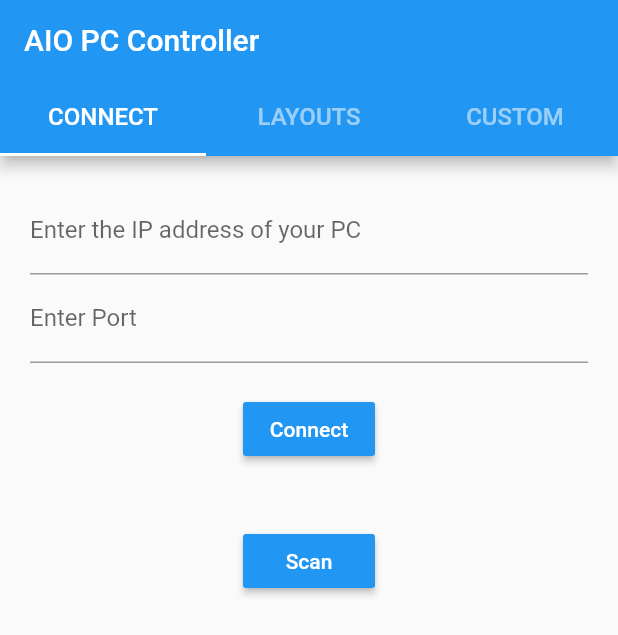
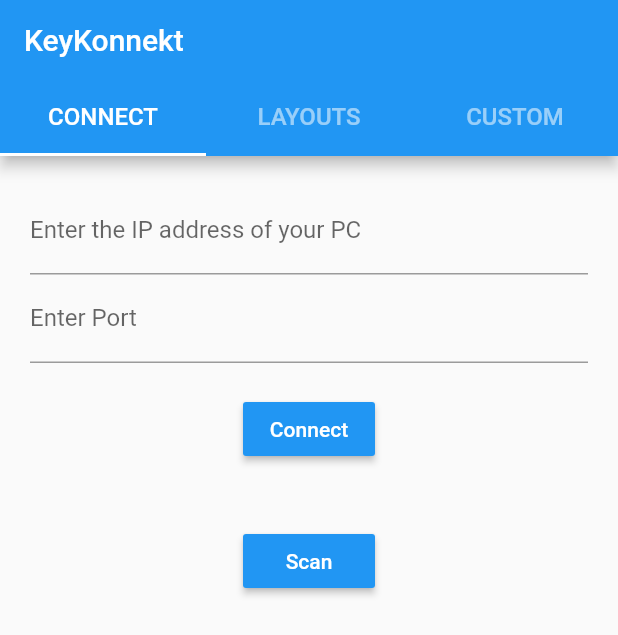
Before and after one commit to devclub-iitd/AioPcController, a Flutter app: the screen it shows after launch, on a phone screen of 412 x 824 dp. Shown: the top 635 px of the screen. Run offline on Flutter 3.47's test engine with Material 2 defaults, Android fonts, the phone set to English and light mode, and no system bars; our stand-ins replace flutter_slidable, sensors, sqflite; missing offline and left inert: barcode_scan; accounts and stored records are empty.

Commit message:
Changed App name to KeyKonnekt

```diff
--- a/lib/HomeScreen.dart
+++ b/lib/HomeScreen.dart
@@ -25,7 +25,7 @@
       bool open = true;
       var test;
       try {
-        sock.write('status&'+statusKey.toString()+'%');
+        sock.write('status&' + statusKey.toString() + '%');
         test = sock.address.host;
         test = sock.remotePort;
         if (open) status = 'connected';
@@ -42,10 +42,9 @@
     print(status);
     return Scaffold(
       appBar: AppBar(
-        title: Text("AIO PC Controller"),
+        title: Text("KeyKonnekt"),
         bottom: PreferredSize(
-            child: Tabs('CONNECT'),
-            preferredSize: Size.fromHeight(48.0)),
+            child: Tabs('CONNECT'), preferredSize: Size.fromHeight(48.0)),
       ),
       body: SingleChildScrollView(
         child: status == 'connected'
@@ -73,7 +72,8 @@
                       return Padding(
                         padding: const EdgeInsets.symmetric(vertical: 24.0),
                         child: Text(snapshot.hasData
-                            ? ((String.fromCharCodes(snapshot.data) == 'pass'+statusKey.toString())
+                            ? ((String.fromCharCodes(snapshot.data) ==
+                                    'pass' + statusKey.toString())
                                 ? 'Server is responding well!'
                                 : 'Server is responding.. but there might be some error')
                             : 'Server is NOT responding :\'('),
```
Also changed, not shown: 2 other files.
